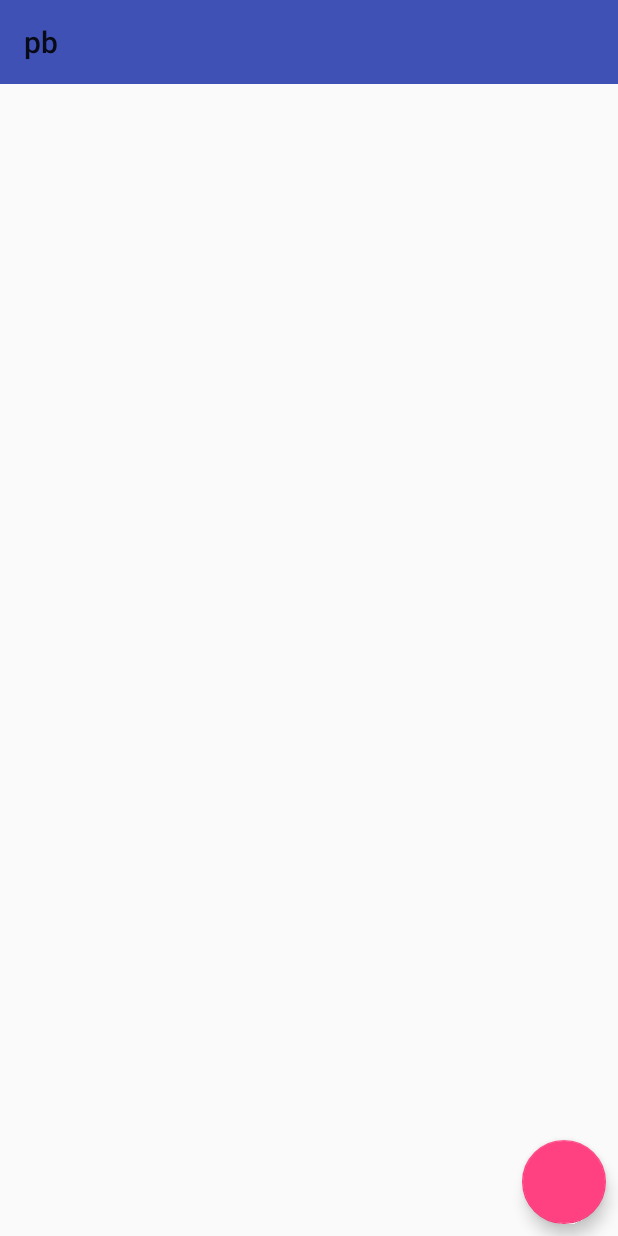
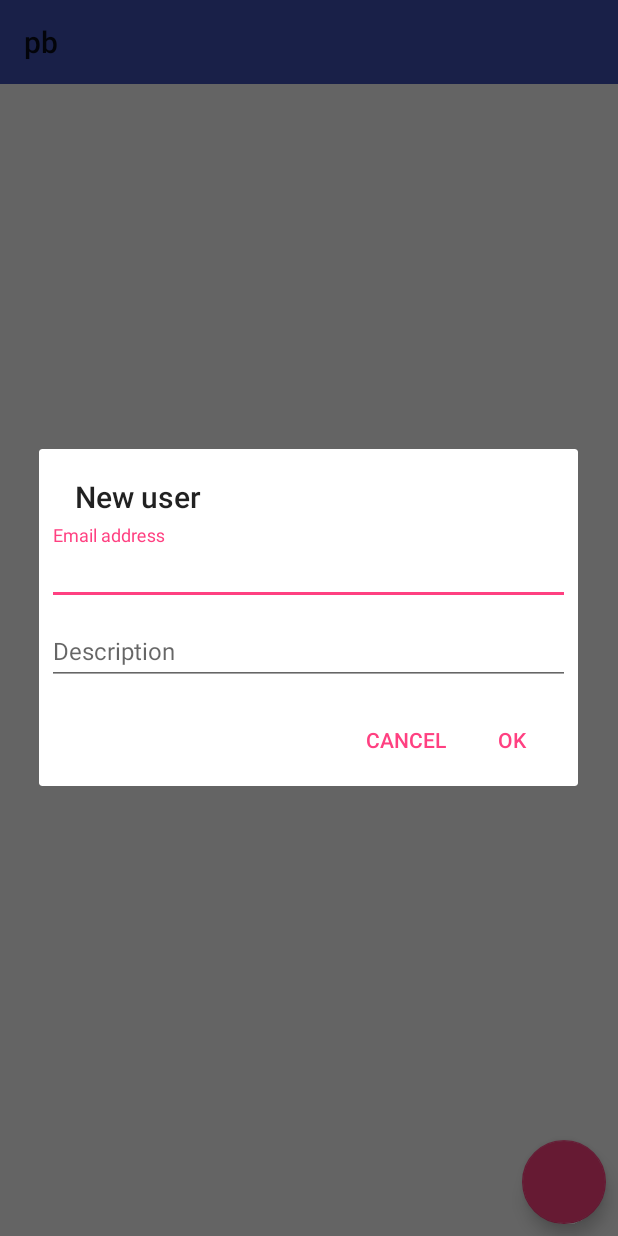
Before and after one commit to zhdanov-ek/pb, an Android app: the UsersActivity screen opened directly, with no data from a screen before it, after a tap on an icon or button, on a phone screen of 412 x 824 dp. Run offline under Robolectric (Android 15) with nearby library versions, the phone set to English and light mode, and no system bars; our stand-ins replace Firebase (no records; nobody signed in at launch, a user with empty details on screens opened directly).

Commit message:
add user with unique email

```diff
--- a/app/src/main/java/com/example/gek/pb/MainActivity.java
+++ b/app/src/main/java/com/example/gek/pb/activity/MainActivity.java
@@ -1,4 +1,4 @@
-package com.example.gek.pb;
+package com.example.gek.pb.activity;
 
 import android.content.Context;
 import android.content.Intent;
@@ -14,6 +14,7 @@ import android.view.Menu;
 import android.view.MenuItem;
 import android.widget.Toast;
 
+import com.example.gek.pb.R;
 import com.example.gek.pb.data.Const;
 import com.example.gek.pb.data.Contact;
 import com.example.gek.pb.data.ContactsAdapter;
@@ -138,7 +139,7 @@ public class MainActivity extends AppCompatActivity {
     public boolean onOptionsItemSelected(MenuItem item) {
         switch (item.getItemId()){
             case R.id.ab_add:
-                startActivity(new Intent(this, ContactEditActivity.class));
+                startActivity(new Intent(this, ContactActivity.class));
                 break;
             case R.id.ab_users:
                 startActivity(new Intent(this, UsersActivity.class));
--- a/app/src/main/java/com/example/gek/pb/UsersActivity.java
+++ b/app/src/main/java/com/example/gek/pb/activity/UsersActivity.java
@@ -1,7 +1,8 @@
-package com.example.gek.pb;
+package com.example.gek.pb.activity;
 
 import android.content.Context;
 import android.support.design.widget.FloatingActionButton;
+import android.support.v4.app.FragmentManager;
 import android.support.v7.app.AppCompatActivity;
 import android.os.Bundle;
 import android.support.v7.widget.LinearLayoutManager;
@@ -11,10 +12,12 @@ import android.util.Log;
 import android.view.View;
 import android.widget.Toast;
 
+import com.example.gek.pb.R;
 import com.example.gek.pb.data.Const;
 import com.example.gek.pb.data.User;
 import com.example.gek.pb.data.UsersAdapter;
 
+import com.example.gek.pb.dialog.UserDialogFragment;
 import com.google.firebase.database.DataSnapshot;
 import com.google.firebase.database.DatabaseError;
 import com.google.firebase.database.DatabaseReference;
@@ -29,6 +32,7 @@ public class UsersActivity extends AppCompatActivity {
     private static final String TAG = "11111";
 
     private ArrayList<User> users;
+    private ArrayList<String> emails;
     private RecyclerView rv;
     private UsersAdapter usersAdapter;
     private Context ctx = this;
@@ -48,6 +52,8 @@ public class UsersActivity extends AppCompatActivity {
         fab = (FloatingActionButton) findViewById(R.id.fab);
         fab.setOnClickListener(fabListener);
 
+        users = new ArrayList<>();
+        emails = new ArrayList<>();
         // Описываем слушатель, который возвращает в программу весь список данных,
         // которые находятся в child(CHILD_USERS)
         // В итоге при любом изменении вся база перезаливается с БД в программу
@@ -55,16 +61,14 @@ public class UsersActivity extends AppCompatActivity {
             @Override
             public void onDataChange(DataSnapshot dataSnapshot) {
                 long num = dataSnapshot.getChildrenCount();
-                if (users != null) {
-                    users.clear();
-                } else {
-                    users = new ArrayList<>();
-                }
+                users.clear();
+                emails.clear();
+
                 Log.d(TAG, "Load all list ContactCards: total Children objects:" + num);
                 for (DataSnapshot child: dataSnapshot.getChildren()) {
                     User user = child.getValue(User.class);
                     users.add(user);
-                    Log.d(TAG, "onDataChange: " + user.getEmail() + "\n");
+                    emails.add(user.getEmail());
                 }
                 if (users.size() == 0) {
                     Toast.makeText(ctx, R.string.mes_no_records, Toast.LENGTH_LONG).show();
@@ -88,7 +92,10 @@ public class UsersActivity extends AppCompatActivity {
     View.OnClickListener fabListener = new View.OnClickListener() {
         @Override
         public void onClick(View view) {
-            Toast.makeText(ctx, "Show dialog for add new user", Toast.LENGTH_LONG).show();
+            FragmentManager fragmentManager = getSupportFragmentManager();
+            UserDialogFragment userDialogFragment =
+                    UserDialogFragment.newInstance(emails);
+            userDialogFragment.show(fragmentManager, "user_GEK");
         }
     };
 }
--- /dev/null
+++ b/app/src/main/java/com/example/gek/pb/dialog/UserDialogFragment.java
@@ -0,0 +1,146 @@
+package com.example.gek.pb.dialog;
+
+import android.app.Dialog;
+import android.content.DialogInterface;
+import android.os.Bundle;
+import android.support.v4.app.DialogFragment;
+import android.support.v7.app.AlertDialog;
+import android.view.LayoutInflater;
+import android.view.View;
+import android.widget.EditText;
+import android.widget.TextView;
+import android.widget.Toast;
+
+import com.example.gek.pb.R;
+import com.example.gek.pb.data.Const;
+import com.example.gek.pb.data.User;
+import com.google.firebase.database.DatabaseReference;
+import com.google.firebase.database.FirebaseDatabase;
+
+import java.util.ArrayList;
+
+
+/**
+ * Кастом дилог, который добавляет (редактирует) юзеров
+ */
+
+public class UserDialogFragment extends DialogFragment {
+
+    private String email;
+    private String description;
+    private ArrayList<String> emails;
+
+    private static final String TAG = "GEK";
+
+    /** Создаем экземпляр диалога с передачей значений - редактирование сюществующей записи */
+    public static UserDialogFragment newInstance(String email, String description) {
+        UserDialogFragment rdf = new UserDialogFragment();
+        Bundle args = new Bundle();
+        args.putInt(Const.MODE, Const.MODE_EDIT);
+        args.putString("email", email);
+        args.putString("description", description);
+        rdf.setArguments(args);
+        return rdf;
+    }
+
+
+    /** Создаем экземпляр диалога для создания новой записи */
+    public static UserDialogFragment newInstance(ArrayList<String> emails) {
+        UserDialogFragment rdf = new UserDialogFragment();
+        Bundle args = new Bundle();
+        args.putInt(Const.MODE, Const.MODE_NEW);
+        args.putStringArrayList(Const.EXTRA_EMAILS, emails);
+        rdf.setArguments(args);
+        return rdf;
+    }
+
+    @Override
+    public Dialog onCreateDialog(Bundle savedInstanceState) {
+        final int mode = getArguments().getInt(Const.MODE);
+        String title;
+        if (mode == Const.MODE_EDIT){
+            this.email = getArguments().getString("email");
+            this.description = getArguments().getString("description");
+            title = "Edit user: " + email;
+        } else {
+            this.email = "";
+            this.description = "";
+            this.emails = getArguments().getStringArrayList(Const.EXTRA_EMAILS);
+            title = "New user";
+        }
+
+
+        // Создаем вью по нашему лаяуту
+        LayoutInflater inflater = getActivity().getLayoutInflater();
+        View root = inflater.inflate(R.layout.dialog_user, null);
+        final TextView etEmail = (EditText)root.findViewById(R.id.etEmail);
+        final TextView etDescription = (EditText)root.findViewById(R.id.etDescription);
+
+        etEmail.setText(email);
+        etDescription.setText(description);
+
+        // Строим диалог добавляя кнопку и размещая текст в окне
+        AlertDialog.Builder builder = new AlertDialog.Builder(getActivity());
+        builder.setView(root)
+                .setTitle(title)
+                .setPositiveButton(R.string.hint_ok, new DialogInterface.OnClickListener() {
+                    @Override
+                    public void onClick(DialogInterface dialog, int id) {
+                        String email = etEmail.getText().toString();
+                        email = email.replace(" ", "");
+                        switch (mode){
+                            case Const.MODE_NEW:
+                                if ((email.isEmpty()) || (email.length() < 6)) {
+                                    //todo При не успешной валидации данных не закрывать диалог
+                                    // http://stackoverflow.com/questions/2620444/how-to-prevent-a-dialog-from-closing-when-a-button-is-clicked
+                                    Toast.makeText(getContext(), "Value EMAIL is incorrect", Toast.LENGTH_SHORT).show();
+                                } else {
+                                    if (isNewEmail(email, emails)) {
+                                        saveUser(email, etDescription.getText().toString());
+                                        Toast.makeText(getContext(), "Write " + email, Toast.LENGTH_SHORT).show();
+                                    } else {
+                                        Toast.makeText(getContext(), "Entered " + email + " finded in list.", Toast.LENGTH_SHORT).show();
+                                    }
+                                }
+                                break;
+
+                            case Const.MODE_EDIT:
+                                break;
+                        }
+
+                    }
+                })
+                .setNegativeButton(R.string.hint_cancel, new DialogInterface.OnClickListener() {
+                    @Override
+                    public void onClick(DialogInterface dialogInterface, int i) {
+                        dismiss();
+                    }
+                });
+        return builder.create();
+    }
+
+    /** По клику на ОК записываем данные в БД */
+    private void saveUser(String email, String description){
+        DatabaseReference db;
+        db = FirebaseDatabase.getInstance().getReference();
+        if (isNewEmail(email, emails)) {
+            User user = new User(email, description);
+            db.child(Const.CHILD_USERS).push().setValue(user);
+            Toast.makeText(getContext(), "Write " + email, Toast.LENGTH_SHORT).show();
+        } else {
+            Toast.makeText(getContext(), "Entered " + email + " finded in list.", Toast.LENGTH_SHORT).show();
+        }
+    }
+
+
+    /** Проверяем не добавлен ли такой емейл ранее */
+    private Boolean isNewEmail(String email, ArrayList<String> emails){
+        for (String current: emails) {
+            if (email.contentEquals(current)) {
+                return false;
+            }
+        }
+        return true;
+    }
+
+}
--- a/app/src/main/res/layout/activity_main.xml
+++ b/app/src/main/res/layout/activity_main.xml
@@ -5,7 +5,7 @@
     android:layout_width="match_parent"
     android:layout_height="match_parent"
     android:orientation="vertical"
-    tools:context="com.example.gek.pb.MainActivity">
+    tools:context="com.example.gek.pb.activity.MainActivity">
 
     <!-- Размещаем тулбар, который наполним уже в коде с помощью отдельного шаблона  -->
     <include layout="@layout/toolbar"/>
--- a/app/src/main/res/layout/activity_users.xml
+++ b/app/src/main/res/layout/activity_users.xml
@@ -6,7 +6,7 @@
     android:layout_width="match_parent"
     android:layout_height="match_parent"
     android:orientation="vertical"
-    tools:context="com.example.gek.pb.MainActivity">
+    tools:context="com.example.gek.pb.activity.MainActivity">
 
     <!-- Размещаем тулбар, который наполним уже в коде с помощью отдельного шаблона  -->
     <include layout="@layout/toolbar"/>
--- /dev/null
+++ b/app/src/main/res/layout/dialog_user.xml
@@ -0,0 +1,34 @@
+<LinearLayout
+    android:layout_height="match_parent"
+    android:layout_width="match_parent"
+    android:orientation="vertical"
+    android:padding="@dimen/item_list_padding"
+    xmlns:android="http://schemas.android.com/apk/res/android">
+    <android.support.design.widget.TextInputLayout
+        android:layout_width="match_parent"
+        android:layout_height="wrap_content">
+
+        <EditText
+            android:id="@+id/etEmail"
+            android:textSize="@dimen/font_size_middle"
+            android:layout_width="match_parent"
+            android:layout_height="wrap_content"
+            android:hint="@string/hint_email"
+            android:maxLength="50"
+            android:inputType="textEmailAddress" />
+    </android.support.design.widget.TextInputLayout>
+
+    <android.support.design.widget.TextInputLayout
+        android:layout_width="match_parent"
+        android:layout_height="wrap_content">
+
+        <EditText
+            android:id="@+id/etDescription"
+            android:textSize="@dimen/font_size_middle"
+            android:layout_width="match_parent"
+            android:layout_height="wrap_content"
+            android:hint="@string/hint_description"
+            android:maxLength="50" />
+    </android.support.design.widget.TextInputLayout>
+
+</LinearLayout>
--- a/app/src/main/res/values/strings.xml
+++ b/app/src/main/res/values/strings.xml
@@ -6,6 +6,7 @@
     <string name="hint_phone">Phone number</string>
     <string name="hint_email">Email address</string>
     <string name="hint_ok">OK</string>
+    <string name="hint_cancel">CANCEL</string>
     <string name="hint_description">Description</string>
 
     <string name="menu_add_contact">Add contact</string>
```
Also changed, not shown: app/src/main/AndroidManifest.xml (+3 -4 lines), app/src/main/java/com/example/gek/pb/ContactActivity.java (deleted, +0 -13 lines), app/src/main/java/com/example/gek/pb/activity/ContactActivity.java (renamed from app/src/main/java/com/example/gek/pb/ContactEditActivity.java, +5 -8 lines), app/src/main/java/com/example/gek/pb/data/Const.java (+8 -0 lines), app/src/main/res/layout/activity_contact.xml (+84 -2 lines), app/src/main/res/layout/activity_contact_edit.xml (deleted, +0 -96 lines).
